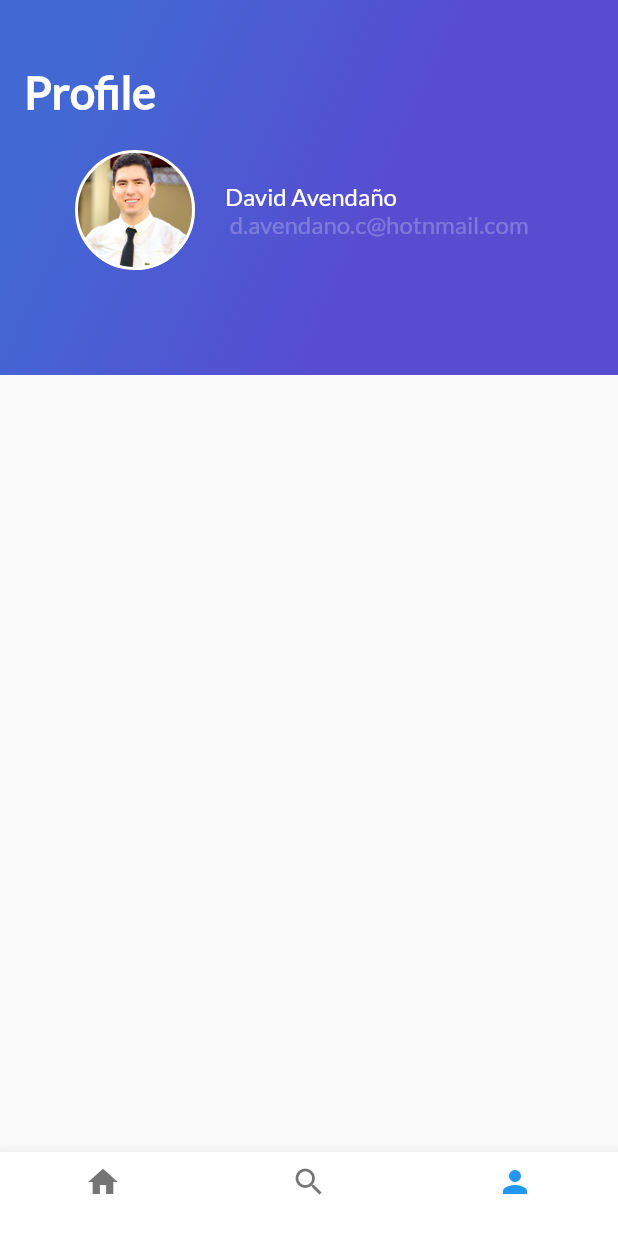
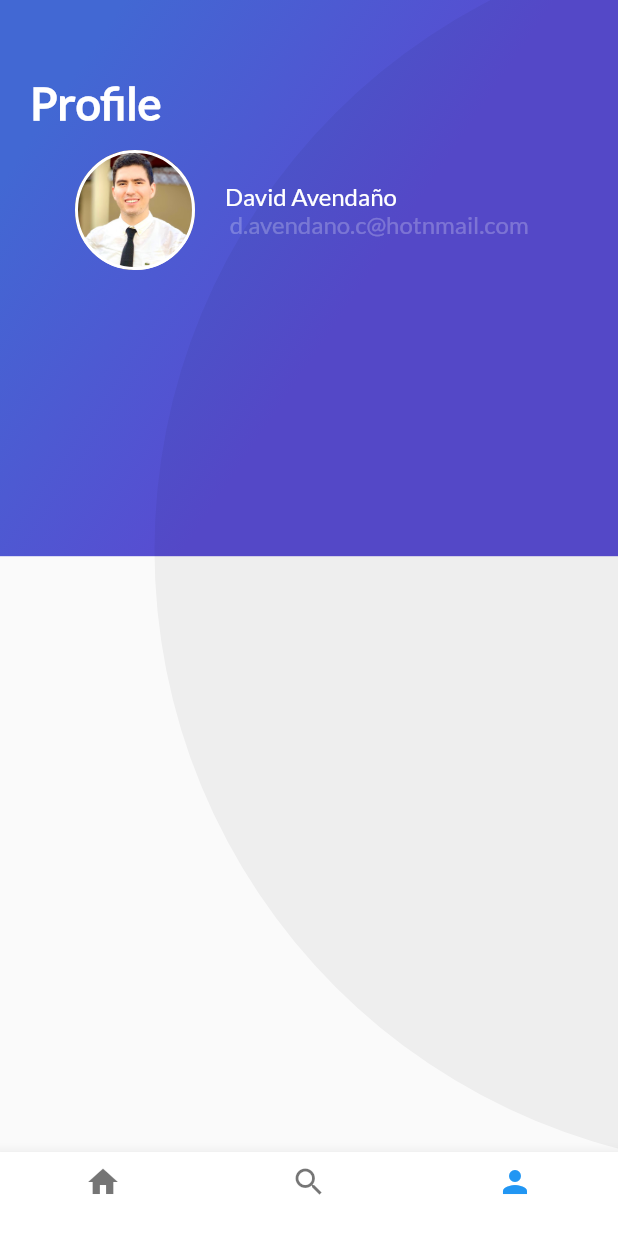
Before and after one commit to davidac2007/trips-app, a Flutter app: the screen it shows after launch, item 3 of the bottom bar chosen, on a phone screen of 412 x 824 dp. Run offline on Flutter 3.47's test engine with Material 2 defaults, Android fonts, the phone set to English and light mode, and no system bars.

Commit message:
Added the app bar to profile screen

```diff
--- a/lib/home_trips.dart
+++ b/lib/home_trips.dart
@@ -15,6 +15,7 @@ class HomeTrips extends StatelessWidget {
       children: <Widget>[
         ListView(
           children: <Widget>[
+            SizedBox(height: 15),
             DescriptionPlace("Bahamas", 3, randomDescription),
             ReviewList()
           ],
--- a/lib/profile/profile_appbar.dart
+++ b/lib/profile/profile_appbar.dart
@@ -7,9 +7,43 @@ import '../gradient_back.dart';
 class ProfileAppBar extends StatelessWidget {
   @override
   Widget build(BuildContext context) {
+    double screenHeight = MediaQuery.of(context).size.height;
+    double screenWidth = MediaQuery.of(context).size.width;
+
     return Stack(
       children: <Widget>[
-        GradientBack("Profile"),
+        Container(
+          width: screenWidth,
+          height: screenHeight * 0.45,
+          decoration: BoxDecoration(
+              gradient: LinearGradient(
+                  colors: [Color(0xFF4268D3), Color(0xFF584CD1)],
+                  begin: FractionalOffset(0.2, 0.0),
+                  end: FractionalOffset(1.0, 0.6),
+                  stops: [0.0, 0.6],
+                  tileMode: TileMode.clamp)),
+          child: FittedBox(
+            fit: BoxFit.none,
+            alignment: Alignment(-1.5, -0.8),
+            child: Container(
+              width: screenHeight,
+              height: screenHeight,
+              decoration: BoxDecoration(
+                  color: Color.fromRGBO(0, 0, 0, 0.05),
+                  borderRadius: BorderRadius.circular(screenHeight / 2)),
+            ),
+          ),
+        ),
+        Container(
+            margin: EdgeInsets.only(left: 20.0, right: 20.0, top: 50.0),
+            child: Text(
+              'Profile',
+              style: TextStyle(
+                  fontFamily: 'Lato',
+                  color: Colors.white,
+                  fontWeight: FontWeight.bold,
+                  fontSize: 30.0),
+            )),
         ProfileDetails("assets/img/Me.jpg", "David Avendaño\n",
             " d.avendano.c@hotnmail.com")
       ],
```
